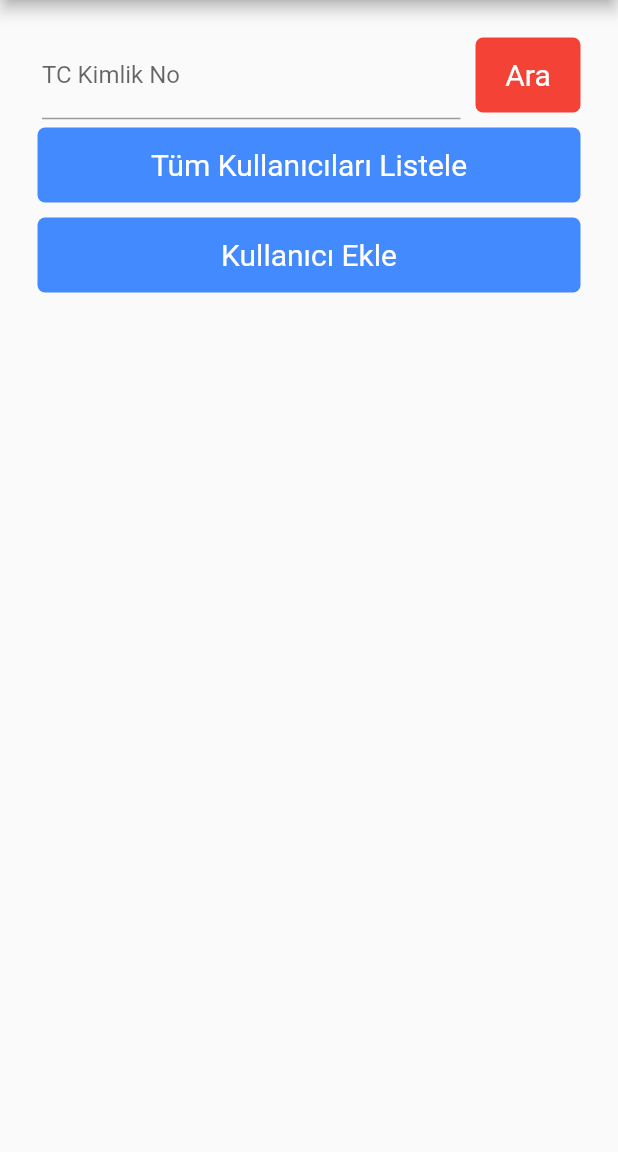
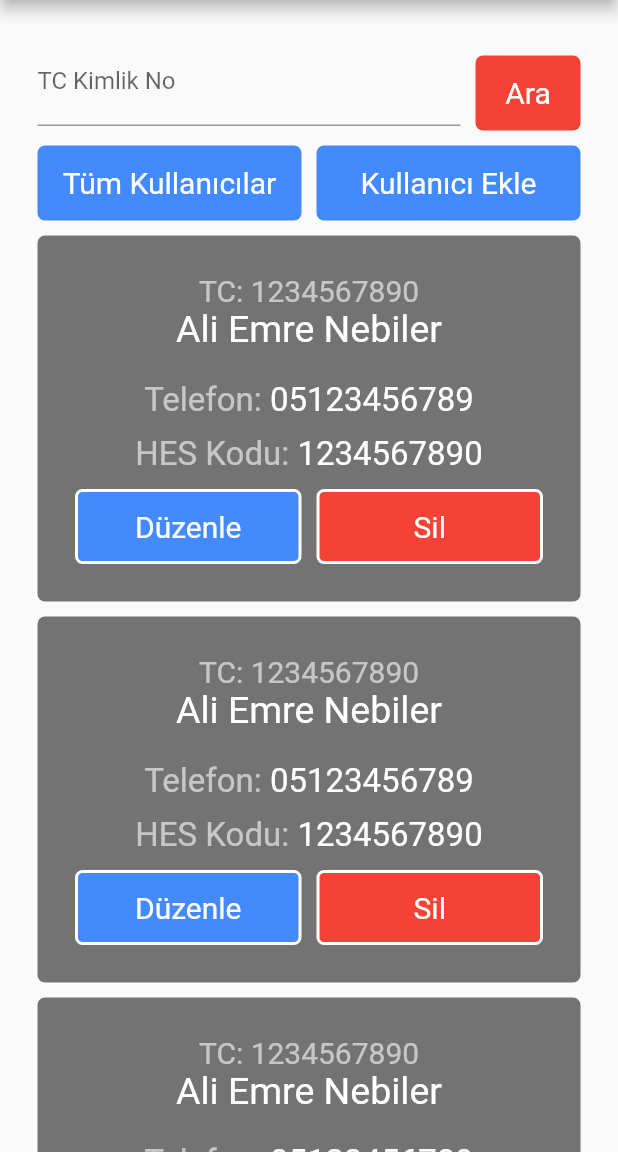
Before and after one commit to aliemrenebiler/Get_Camped, a Flutter app: the MngUsersScreen screen opened by its route, on a phone screen of 412 x 824 dp, the part 84-1236 px from its top. Run offline on Flutter 3.47's test engine with Material 2 defaults, Android fonts, the phone set to English and light mode, and no system bars; missing offline and left inert: postgres.

Commit message:
reorganized for phone app

```diff
--- a/lib/database/allvariables.dart
+++ b/lib/database/allvariables.dart
@@ -10,11 +10,11 @@ var row;
 List<User> userList = [];
 
 var connection = PostgreSQLConnection(
-  "localhost",
+  '10.0.2.2',
   5432,
-  "getCamped_db",
-  username: "postgres",
-  password: "7756",
+  'getCamped_db',
+  username: 'postgres',
+  password: '7756',
 );
 
 var currentUser = User(
--- a/lib/screens/adminpages/mngusersscreen.dart
+++ b/lib/screens/adminpages/mngusersscreen.dart
@@ -33,17 +33,28 @@ class _MngUsersScreenState extends State<MngUsersScreen> {
       ),
       body: SafeArea(
         child: Container(
-          padding: const EdgeInsets.all(20),
+          padding: const EdgeInsets.fromLTRB(20, 20, 20, 0),
           child: Column(
             children: [
               SearchBarBox(notifyParent: refresh),
-              ListBarBox(
-                notifyParent: refresh,
+              Row(
+                children: [
+                  Expanded(
+                    child: ListAllButton(notifyParent: refresh),
                   ),
-              SingleChildScrollView(
-                physics: BouncingScrollPhysics(),
-                child: Column(
-                    // TÜM KULLANICILAR
+                  const Expanded(
+                    child: AddUserButton(),
+                  )
+                ],
+              ),
+              Expanded(
+                child: ListView(
+                  physics: const BouncingScrollPhysics(),
+                  children: [
+                    UserBox(user: currentUser),
+                    UserBox(user: currentUser),
+                    UserBox(user: currentUser),
+                  ],
                 ),
               ),
             ],
@@ -60,10 +71,12 @@ class SearchBarBox extends StatelessWidget {
   @override
   Widget build(BuildContext context) {
     return Row(
+      mainAxisAlignment: MainAxisAlignment.center,
+      crossAxisAlignment: CrossAxisAlignment.end,
       children: [
         Expanded(
           child: Container(
-            margin: const EdgeInsets.only(left: 8, right: 5),
+            margin: const EdgeInsets.fromLTRB(5, 5, 5, 8),
             child: TextFormField(
               controller: ssnController,
               decoration: const InputDecoration(
@@ -73,15 +86,16 @@ class SearchBarBox extends StatelessWidget {
             ),
           ),
         ),
-        InkWell(
+        Container(
+          child: FittedBox(
+            child: InkWell(
               onTap: () {
                 // ARAMA YAP  <=================
               },
               child: Container(
                 alignment: Alignment.center,
+                width: 70,
                 height: 50,
-            margin: const EdgeInsets.all(5),
-            constraints: const BoxConstraints(minWidth: 70),
                 child: const Text(
                   'Ara',
                   textAlign: TextAlign.center,
@@ -96,94 +110,17 @@ class SearchBarBox extends StatelessWidget {
                 ),
               ),
             ),
-      ],
-    );
-  }
-}
-
-class ListBarBox extends StatelessWidget {
-  final Function() notifyParent;
-  const ListBarBox({Key? key, required this.notifyParent}) : super(key: key);
-  @override
-  Widget build(BuildContext context) {
-    return Column(
-      children: [
-        InkWell(
-          onTap: () async {
-            await connection.open();
-
-            searchedList = await connection.query('''
-            SELECT * FROM users
-            ''');
-
-            row = searchedList[0];
-
-            print('YAZI');
-            await connection.close();
-
-            notifyParent();
-          },
-          child: Container(
-            alignment: Alignment.center,
-            height: 50,
+          ),
           margin: const EdgeInsets.all(5),
-            constraints: const BoxConstraints(minWidth: 250),
-            child: const Text(
-              'Tüm Kullanıcıları Listele',
-              textAlign: TextAlign.center,
-              style: TextStyle(
-                color: Colors.white,
-                fontSize: 20,
-              ),
-            ),
-            decoration: const BoxDecoration(
-              color: Colors.blueAccent,
-              borderRadius: BorderRadius.all(Radius.circular(5)),
-            ),
-          ),
-        ),
-        InkWell(
-          onTap: () {
-            showDialog(
-              context: context,
-              builder: (BuildContext context) {
-                return AlertDialog(
-                  content: AddUserBox(),
-                  contentPadding: EdgeInsets.zero,
-                  shape: RoundedRectangleBorder(
-                    borderRadius: BorderRadius.circular(10),
-                  ),
-                );
-              },
-            );
-          },
-          child: Container(
-            alignment: Alignment.center,
-            height: 50,
-            margin: const EdgeInsets.all(5),
-            constraints: const BoxConstraints(minWidth: 160),
-            child: const Text(
-              'Kullanıcı Ekle',
-              textAlign: TextAlign.center,
-              style: TextStyle(
-                color: Colors.white,
-                fontSize: 20,
-              ),
-            ),
-            decoration: const BoxDecoration(
-              color: Colors.blueAccent,
-              borderRadius: BorderRadius.all(Radius.circular(5)),
-            ),
-          ),
         ),
       ],
     );
   }
 }
 
-class ShowUserBox extends StatelessWidget {
+class UserBox extends StatelessWidget {
   final User user;
-  const ShowUserBox({Key? key, required this.user}) : super(key: key);
+  const UserBox({Key? key, required this.user}) : super(key: key);
 
   @override
   Widget build(BuildContext context) {
@@ -191,18 +128,15 @@ class ShowUserBox extends StatelessWidget {
       alignment: Alignment.center,
       margin: const EdgeInsets.all(5),
       padding: const EdgeInsets.all(20),
-      child: Row(
+      child: Column(
         mainAxisAlignment: MainAxisAlignment.center,
         children: [
-          Expanded(
-            child: Container(
-              margin: const EdgeInsets.only(left: 10),
+          Container(
+            margin: const EdgeInsets.fromLTRB(5, 5, 5, 15),
             child: Column(
-                mainAxisAlignment: MainAxisAlignment.center,
-                crossAxisAlignment: CrossAxisAlignment.start,
               children: [
                 Text(
-                    user.ssn!,
+                  'TC: ' + user.ssn!,
                   textAlign: TextAlign.center,
                   style: const TextStyle(
                     color: Colors.white60,
@@ -220,62 +154,62 @@ class ShowUserBox extends StatelessWidget {
               ],
             ),
           ),
-          ),
-          Expanded(
-            child: Container(
-              margin: const EdgeInsets.only(left: 10),
-              child: Column(
+          Container(
+            margin: const EdgeInsets.all(5),
+            child: Row(
               mainAxisAlignment: MainAxisAlignment.center,
-                crossAxisAlignment: CrossAxisAlignment.start,
+              crossAxisAlignment: CrossAxisAlignment.center,
               children: [
                 const Text(
-                    'Telefon:',
-                    textAlign: TextAlign.center,
+                  'Telefon: ',
+                  textAlign: TextAlign.left,
                   style: TextStyle(
                     color: Colors.white60,
-                      fontSize: 20,
+                    fontSize: 22,
                   ),
                 ),
                 Text(
                   user.phone!,
-                    textAlign: TextAlign.center,
+                  textAlign: TextAlign.left,
                   style: const TextStyle(
                     color: Colors.white,
-                      fontSize: 25,
+                    fontSize: 22,
                   ),
                 ),
               ],
             ),
           ),
-          ),
-          Expanded(
-            child: Container(
-              margin: const EdgeInsets.only(left: 10),
-              child: Column(
+          Container(
+            margin: const EdgeInsets.all(5),
+            child: Row(
               mainAxisAlignment: MainAxisAlignment.center,
-                crossAxisAlignment: CrossAxisAlignment.start,
+              crossAxisAlignment: CrossAxisAlignment.center,
               children: [
                 const Text(
-                    'HES Kodu:',
-                    textAlign: TextAlign.center,
+                  'HES Kodu: ',
+                  textAlign: TextAlign.left,
                   style: TextStyle(
                     color: Colors.white60,
-                      fontSize: 20,
+                    fontSize: 22,
                   ),
                 ),
                 Text(
                   user.hesCode!,
-                    textAlign: TextAlign.center,
+                  textAlign: TextAlign.left,
                   style: const TextStyle(
                     color: Colors.white,
-                      fontSize: 25,
+                    fontSize: 22,
                   ),
                 ),
               ],
             ),
           ),
-          ),
-          InkWell(
+          Row(
+            mainAxisAlignment: MainAxisAlignment.center,
+            children: [
+              Expanded(
+                child: Container(
+                  child: InkWell(
                     onTap: () {
                       showDialog(
                         context: context,
@@ -291,10 +225,9 @@ class ShowUserBox extends StatelessWidget {
                       );
                     },
                     child: Container(
+                      margin: const EdgeInsets.all(5),
                       alignment: Alignment.center,
                       height: 50,
-              margin: const EdgeInsets.all(5),
-              constraints: const BoxConstraints(maxWidth: 200),
                       child: const Text(
                         'Düzenle',
                         textAlign: TextAlign.center,
@@ -305,7 +238,8 @@ class ShowUserBox extends StatelessWidget {
                       ),
                       decoration: BoxDecoration(
                         color: Colors.blueAccent,
-                borderRadius: const BorderRadius.all(Radius.circular(5)),
+                        borderRadius:
+                            const BorderRadius.all(Radius.circular(5)),
                         border: Border.all(
                           width: 2,
                           color: Colors.white,
@@ -313,7 +247,12 @@ class ShowUserBox extends StatelessWidget {
                       ),
                     ),
                   ),
-          InkWell(
+                ),
+              ),
+              Expanded(
+                child: Container(
+                  margin: const EdgeInsets.all(5),
+                  child: InkWell(
                     onTap: () {
                       showDialog(
                         context: context,
@@ -331,8 +270,6 @@ class ShowUserBox extends StatelessWidget {
                     child: Container(
                       alignment: Alignment.center,
                       height: 50,
-              margin: const EdgeInsets.all(5),
-              constraints: const BoxConstraints(maxWidth: 100),
                       child: const Text(
                         'Sil',
                         textAlign: TextAlign.center,
@@ -343,14 +280,19 @@ class ShowUserBox extends StatelessWidget {
                       ),
                       decoration: BoxDecoration(
                         color: Colors.red,
-                borderRadius: const BorderRadius.all(Radius.circular(5)),
+                        borderRadius:
+                            const BorderRadius.all(Radius.circular(5)),
                         border: Border.all(
                           width: 2,
                           color: Colors.white,
                         ),
                       ),
                     ),
-          )
+                  ),
+                ),
+              ),
+            ],
+          ),
         ],
       ),
       decoration: const BoxDecoration(
@@ -361,22 +303,22 @@ class ShowUserBox extends StatelessWidget {
   }
 }
 
+// FUNCTION BOXES
 class AddUserBox extends StatelessWidget {
-  AddUserBox({Key? key}) : super(key: key);
-  var newUser = User();
+  const AddUserBox({Key? key}) : super(key: key);
   @override
   Widget build(BuildContext context) {
     return FittedBox(
       child: Container(
         margin: const EdgeInsets.all(20),
-        width: MediaQuery.of(context).size.width / 3,
+        width: MediaQuery.of(context).size.width * 2 / 3,
         decoration: const BoxDecoration(
           color: Colors.white,
           borderRadius: BorderRadius.all(Radius.circular(10)),
         ),
         child: Column(
           mainAxisAlignment: MainAxisAlignment.center,
-          crossAxisAlignment: CrossAxisAlignment.end,
+          crossAxisAlignment: CrossAxisAlignment.center,
           children: [
             Container(
               margin: const EdgeInsets.all(10),
@@ -451,7 +393,8 @@ class AddUserBox extends StatelessWidget {
                 ),
               ),
             ),
-            InkWell(
+            Container(
+              child: InkWell(
                 onTap: () {
                   // KULLANICI EKLE  <=================
                   Navigator.pop(context);
@@ -471,8 +414,7 @@ class AddUserBox extends StatelessWidget {
                 child: Container(
                   alignment: Alignment.center,
                   height: 50,
-                width: 200,
-                margin: const EdgeInsets.all(5),
+                  width: 150,
                   child: const Text(
                     'Kaydet',
                     textAlign: TextAlign.center,
@@ -487,63 +429,7 @@ class AddUserBox extends StatelessWidget {
                   ),
                 ),
               ),
-          ],
-        ),
-      ),
-    );
-  }
-}
-
-class UserAddedBox extends StatelessWidget {
-  const UserAddedBox({Key? key}) : super(key: key);
-  @override
-  Widget build(BuildContext context) {
-    return FittedBox(
-      child: Container(
-        alignment: Alignment.center,
-        margin: const EdgeInsets.all(20),
-        decoration: const BoxDecoration(
-          color: Colors.white,
-          borderRadius: BorderRadius.all(Radius.circular(10)),
-        ),
-        child: Column(
-          mainAxisAlignment: MainAxisAlignment.center,
-          children: [
-            Container(
-              margin: const EdgeInsets.all(10),
-              alignment: Alignment.center,
-              child: const Text(
-                'Kullanıcı başarıyla eklendi.',
-                textAlign: TextAlign.center,
-                style: TextStyle(
-                  fontWeight: FontWeight.bold,
-                  color: Colors.black,
-                  fontSize: 25,
-                ),
-              ),
-            ),
-            InkWell(
-              onTap: () {
-                Navigator.pop(context);
-              },
-              child: Container(
-                alignment: Alignment.center,
-                height: 50,
-                width: 200,
               margin: const EdgeInsets.all(5),
-                child: const Text(
-                  'Tamam',
-                  textAlign: TextAlign.center,
-                  style: TextStyle(
-                    color: Colors.white,
-                    fontSize: 20,
-                  ),
-                ),
-                decoration: const BoxDecoration(
-                  color: Colors.blueAccent,
-                  borderRadius: BorderRadius.all(Radius.circular(5)),
-                ),
-              ),
             ),
           ],
         ),
@@ -809,64 +695,6 @@ class EditUserBox extends StatelessWidget {
   }
 }
 
-class UserUpdatedBox extends StatelessWidget {
-  const UserUpdatedBox({Key? key}) : super(key: key);
-  @override
-  Widget build(BuildContext context) {
-    return FittedBox(
-      child: Container(
-        alignment: Alignment.center,
-        margin: const EdgeInsets.all(20),
-        decoration: const BoxDecoration(
-          color: Colors.white,
-          borderRadius: BorderRadius.all(Radius.circular(10)),
-        ),
-        child: Column(
-          mainAxisAlignment: MainAxisAlignment.center,
-          children: [
-            Container(
-              margin: const EdgeInsets.all(10),
-              alignment: Alignment.center,
-              child: const Text(
-                'Kullanıcı bilgileri güncellendi.',
-                textAlign: TextAlign.center,
-                style: TextStyle(
-                  fontWeight: FontWeight.bold,
-                  color: Colors.black,
-                  fontSize: 25,
-                ),
-              ),
-            ),
-            InkWell(
-              onTap: () {
-                Navigator.pop(context);
-              },
-              child: Container(
-                alignment: Alignment.center,
-                height: 50,
-                width: 200,
-                margin: const EdgeInsets.all(5),
-                child: const Text(
-                  'Tamam',
-                  textAlign: TextAlign.center,
-                  style: TextStyle(
-                    color: Colors.white,
-                    fontSize: 20,
-                  ),
-                ),
-                decoration: const BoxDecoration(
-                  color: Colors.blueAccent,
-                  borderRadius: BorderRadius.all(Radius.circular(5)),
-                ),
-              ),
-            ),
-          ],
-        ),
-      ),
-    );
-  }
-}
-
 class DeleteUserBox extends StatelessWidget {
   const DeleteUserBox({Key? key}) : super(key: key);
   @override
@@ -955,3 +783,208 @@ class DeleteUserBox extends StatelessWidget {
     );
   }
 }
+
+// INFORMATION BOXES
+class UserAddedBox extends StatelessWidget {
+  const UserAddedBox({Key? key}) : super(key: key);
+  @override
+  Widget build(BuildContext context) {
+    return FittedBox(
+      child: Container(
+        alignment: Alignment.center,
+        margin: const EdgeInsets.all(20),
+        decoration: const BoxDecoration(
+          color: Colors.white,
+          borderRadius: BorderRadius.all(Radius.circular(10)),
+        ),
+        child: Column(
+          mainAxisAlignment: MainAxisAlignment.center,
+          children: [
+            Container(
+              margin: const EdgeInsets.all(10),
+              alignment: Alignment.center,
+              child: const Text(
+                'Kullanıcı başarıyla eklendi.',
+                textAlign: TextAlign.center,
+                style: TextStyle(
+                  fontWeight: FontWeight.bold,
+                  color: Colors.black,
+                  fontSize: 25,
+                ),
+              ),
+            ),
+            InkWell(
+              onTap: () {
+                Navigator.pop(context);
+              },
+              child: Container(
+                alignment: Alignment.center,
+                height: 50,
+                width: 200,
+                margin: const EdgeInsets.all(5),
+                child: const Text(
+                  'Tamam',
+                  textAlign: TextAlign.center,
+                  style: TextStyle(
+                    color: Colors.white,
+                    fontSize: 20,
+                  ),
+                ),
+                decoration: const BoxDecoration(
+                  color: Colors.blueAccent,
+                  borderRadius: BorderRadius.all(Radius.circular(5)),
+                ),
+              ),
+            ),
+          ],
+        ),
+      ),
+    );
+  }
+}
+
+class UserUpdatedBox extends StatelessWidget {
+  const UserUpdatedBox({Key? key}) : super(key: key);
+  @override
+  Widget build(BuildContext context) {
+    return FittedBox(
+      child: Container(
+        alignment: Alignment.center,
+        margin: const EdgeInsets.all(20),
+        decoration: const BoxDecoration(
+          color: Colors.white,
+          borderRadius: BorderRadius.all(Radius.circular(10)),
+        ),
+        child: Column(
+          mainAxisAlignment: MainAxisAlignment.center,
+          children: [
+            Container(
+              margin: const EdgeInsets.all(10),
+              alignment: Alignment.center,
+              child: const Text(
+                'Kullanıcı bilgileri güncellendi.',
+                textAlign: TextAlign.center,
+                style: TextStyle(
+                  fontWeight: FontWeight.bold,
+                  color: Colors.black,
+                  fontSize: 25,
+                ),
+              ),
+            ),
+            InkWell(
+              onTap: () {
+                Navigator.pop(context);
+              },
+              child: Container(
+                alignment: Alignment.center,
+                height: 50,
+                width: 200,
+                margin: const EdgeInsets.all(5),
+                child: const Text(
+                  'Tamam',
+                  textAlign: TextAlign.center,
+                  style: TextStyle(
+                    color: Colors.white,
+                    fontSize: 20,
+                  ),
+                ),
+                decoration: const BoxDecoration(
+                  color: Colors.blueAccent,
+                  borderRadius: BorderRadius.all(Radius.circular(5)),
+                ),
+              ),
+            ),
+          ],
+        ),
+      ),
+    );
+  }
+}
+
+// BUTTONS
+class ListAllButton extends StatelessWidget {
+  final Function() notifyParent;
+  const ListAllButton({Key? key, required this.notifyParent}) : super(key: key);
+
+  @override
+  Widget build(BuildContext context) {
+    return Container(
+      child: InkWell(
+        onTap: () async {
+          //await connection.open();
+
+          //searchedList = await connection.query('''
+          //SELECT * FROM users
+          //''');
+
+          //row = searchedList[0];
+
+          //print('YAZI');
+          //await connection.close();
+
+          notifyParent();
+        },
+        child: Container(
+          decoration: const BoxDecoration(
+            color: Colors.blueAccent,
+            borderRadius: BorderRadius.all(Radius.circular(5)),
+          ),
+          alignment: Alignment.center,
+          height: 50,
+          child: const Text(
+            'Tüm Kullanıcılar',
+            textAlign: TextAlign.center,
+            style: TextStyle(
+              color: Colors.white,
+              fontSize: 20,
+            ),
+          ),
+        ),
+      ),
+      margin: const EdgeInsets.all(5),
+    );
+  }
+}
+
+class AddUserButton extends StatelessWidget {
+  const AddUserButton({Key? key}) : super(key: key);
+
+  @override
+  Widget build(BuildContext context) {
+    return Container(
+      child: InkWell(
+        onTap: () {
+          showDialog(
+            context: context,
+            builder: (BuildContext context) {
+              return AlertDialog(
+                content: AddUserBox(),
+                contentPadding: EdgeInsets.zero,
+                shape: RoundedRectangleBorder(
+                  borderRadius: BorderRadius.circular(10),
+                ),
+              );
+            },
+          );
+        },
+        child: Container(
+          alignment: Alignment.center,
+          height: 50,
+          child: const Text(
+            'Kullanıcı Ekle',
+            textAlign: TextAlign.center,
+            style: TextStyle(
+              color: Colors.white,
+              fontSize: 20,
+            ),
+          ),
+          decoration: const BoxDecoration(
+            color: Colors.blueAccent,
+            borderRadius: BorderRadius.all(Radius.circular(5)),
+          ),
+        ),
+      ),
+      margin: const EdgeInsets.all(5),
+    );
+  }
+}
```
Lines whose indentation alone changed are shown as unchanged.
